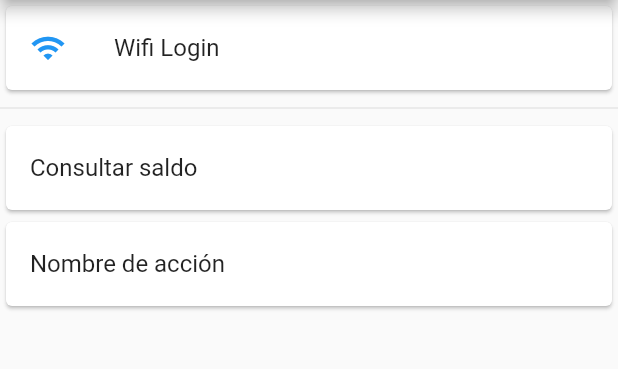
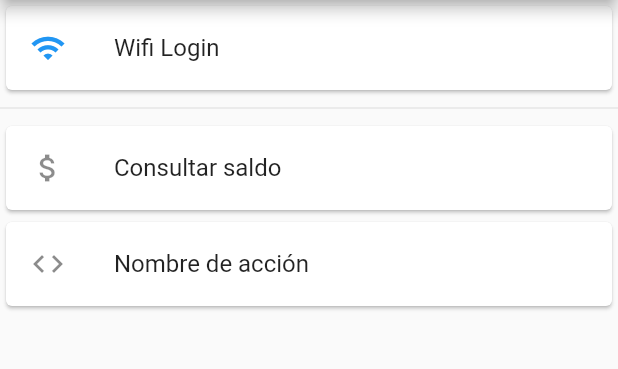
Before and after one commit to todo-devs/todo_v1, a Flutter app: the screen it shows after launch, on a phone screen of 412 x 824 dp, the part 84-453 px from its top. Run offline on Flutter 3.47's test engine with Material 2 defaults, Android fonts, the light colour scheme and no system bars; missing offline and left inert: ussd.

Commit message:
Add icons from string in json

```diff
--- a/config/ussd_codes.json
+++ b/config/ussd_codes.json
@@ -2,12 +2,14 @@
     "codes": [
         {
             "name":"Consultar saldo",
+            "icon": "attach_money",
             "fields":[
             ],
             "code":"*222#"
         },
         {
             "name":"Nombre de acción",
+            "icon": "code",
             "fields":[
               {
                 "name":"telefono",
--- a/lib/components/ussd_widget.dart
+++ b/lib/components/ussd_widget.dart
@@ -59,6 +59,7 @@ class UssdWidget extends StatelessWidget {
       return SimpleCode(
         code: ussdCode.code,
         name: ussdCode.name,
+        icon: ussdCode.icon,
       );
     }
 
@@ -69,8 +70,9 @@ class UssdWidget extends StatelessWidget {
 class SimpleCode extends StatelessWidget {
   final String code;
   final String name;
+  final IconData icon;
 
-  SimpleCode({this.code, this.name});
+  SimpleCode({this.code, this.name, this.icon});
 
   @override
   Widget build(BuildContext context) {
@@ -79,9 +81,11 @@ class SimpleCode extends StatelessWidget {
         launchUssd(code);
       },
       child: Card(
-          child: ListTile(
-        title: Text(name),
-      )),
+        child: ListTile(
+          leading: Icon(icon),
+          title: Text(name),
+        ),
+      ),
     );
   }
 }
@@ -103,9 +107,11 @@ class CodeWithForm extends StatelessWidget {
                     )));
       },
       child: Card(
-          child: ListTile(
-        title: Text(code.name),
-      )),
+        child: ListTile(
+          leading: Icon(code.icon),
+          title: Text(code.name),
+        ),
+      ),
     );
   }
 }
@@ -260,8 +266,10 @@ class _CodeFormState extends State<CodeForm> {
                     });
                   });
 
+            // INPUT KEY
             case 'key_number':
               return TextFormField(
+                obscureText: true,
                 maxLength: 4,
                 autovalidate: true,
                 decoration: InputDecoration(
--- a/lib/models/ussd_codes.dart
+++ b/lib/models/ussd_codes.dart
@@ -1,3 +1,6 @@
+import 'package:flutter/material.dart';
+import 'package:todo/utils/icons.dart';
+
 class UssdCodes {
   List<UssdCode> codes;
 
@@ -15,18 +18,30 @@ class UssdCodes {
 class UssdCode {
   String name;
   String code;
+  IconData icon;
 
   List<UssdCodeField> fields;
 
-  UssdCode({this.name, this.code, this.fields});
+  UssdCode({this.name, this.code, this.fields, this.icon});
 
   factory UssdCode.fromJson(Map<String, dynamic> parsedJson) {
     var list = parsedJson['fields'] as List;
     List<UssdCodeField> fieldsList =
         list.map((i) => UssdCodeField.fromJson(i)).toList();
 
+    var icon;
+
+    try {
+      icon = strIcons[parsedJson['icon']];
+    } catch (e) {
+      icon = Icons.code;
+    }
+
     return UssdCode(
-        name: parsedJson['name'], code: parsedJson['code'], fields: fieldsList);
+        name: parsedJson['name'],
+        code: parsedJson['code'],
+        fields: fieldsList,
+        icon: strIcons[parsedJson['icon']]);
   }
 }
 
--- /dev/null
+++ b/lib/utils/icons.dart
@@ -0,0 +1,6 @@
+import 'package:flutter/material.dart';
+
+const strIcons = <String, IconData> {
+  'attach_money': Icons.attach_money,
+  'code': Icons.code
+};
```
